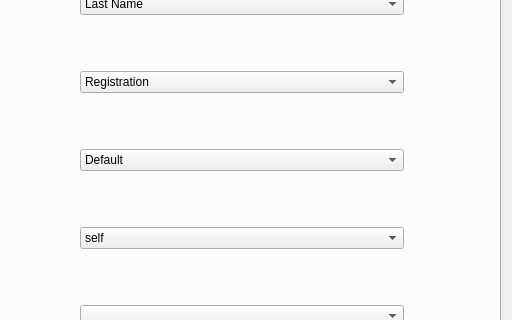
Before: the Qt Designer form src/gui/widgets/settingswidget.ui in fiffty-50/openPilotLog, drawn with Qt 5; both pictures show x 602 to 1114 and y 260 to 580 of the 1114 by 661 pixel window.
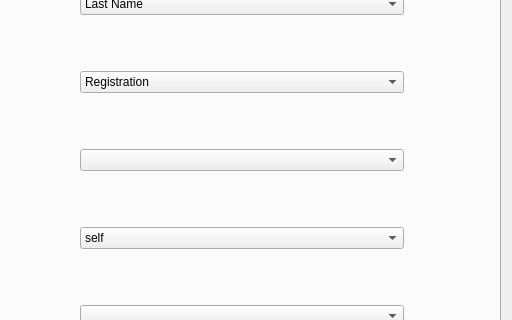
After: the same form once the commit is applied. The open tabs and pages were chosen to show the change.

```diff
--- a/src/gui/widgets/settingswidget.ui
+++ b/src/gui/widgets/settingswidget.ui
@@ -926,16 +926,6 @@
          <property name="toolTip">
           <string>&lt;html&gt;&lt;head/&gt;&lt;body&gt;&lt;p&gt;Determines how your logbook is displayed in the logbook tab. This has no influence on what details are logged, just on what is displayed by default.&lt;/p&gt;&lt;/body&gt;&lt;/html&gt;</string>
          </property>
-         <item>
-          <property name="text">
-           <string>Default</string>
-          </property>
-         </item>
-         <item>
-          <property name="text">
-           <string>EASA Part-FCL</string>
-          </property>
-         </item>
         </widget>
        </item>
        <item row="5" column="0">
```
Left out of the diff: 2 changed lines with no effect on the pictures.
